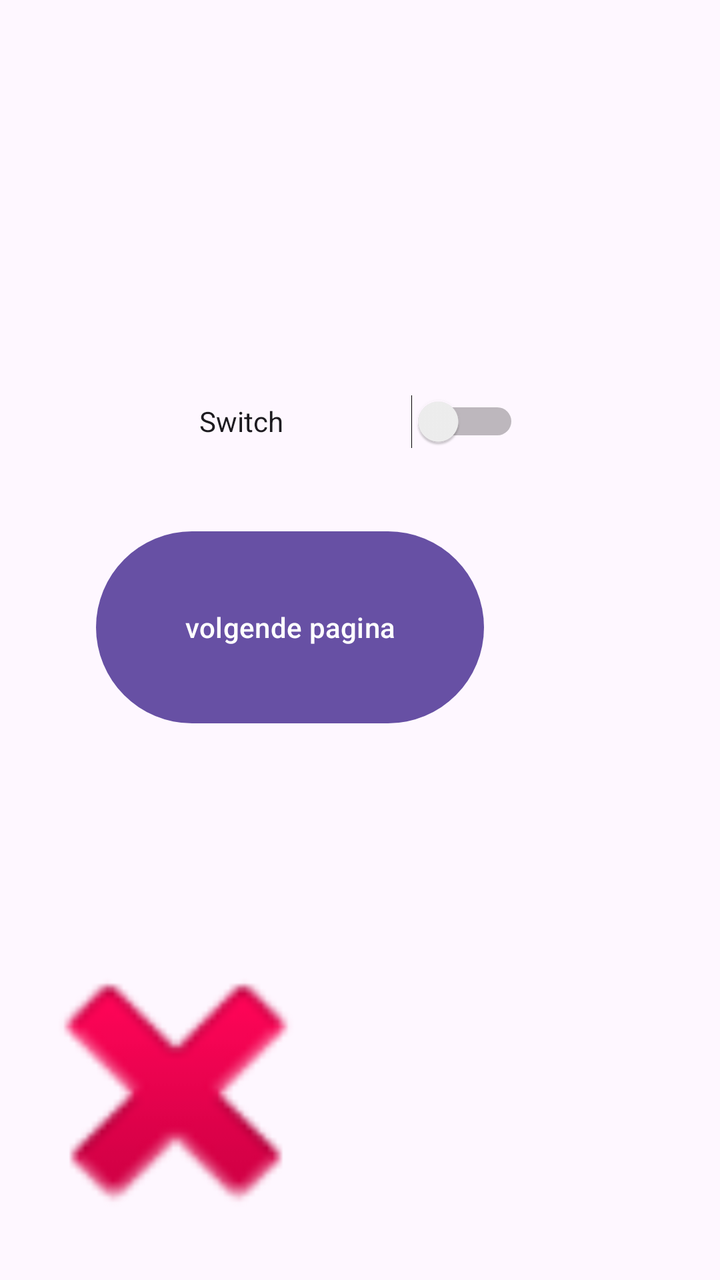
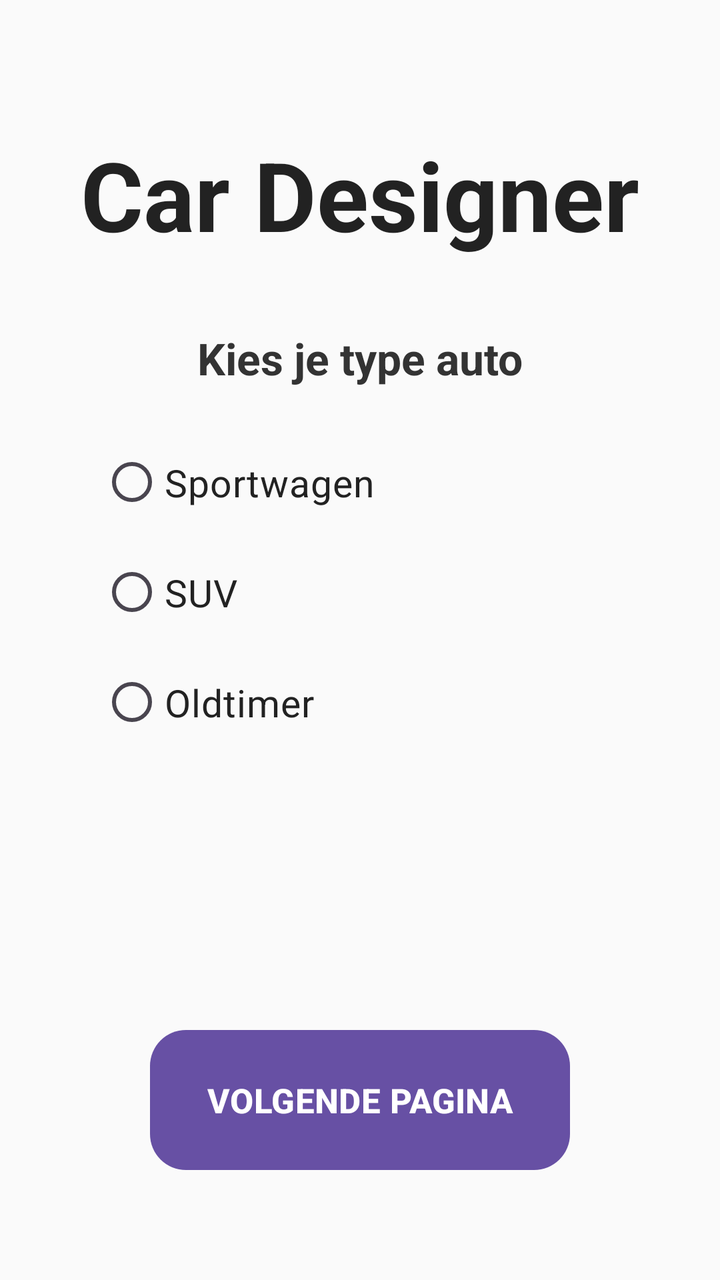

Screens rendered from an Android XML layout before and after an edit, with the pre-edit source and the edit as a unified diff.
<!-- AndroidManifest.xml: application theme Theme.AndroidAppCarDesigner -->
<!-- res/layout/activity_main.xml -->
<?xml version="1.0" encoding="utf-8"?>
<androidx.constraintlayout.widget.ConstraintLayout xmlns:android="http://schemas.android.com/apk/res/android"
    xmlns:app="http://schemas.android.com/apk/res-auto"
    xmlns:tools="http://schemas.android.com/tools"
    android:id="@+id/main"
    android:layout_width="match_parent"
    android:layout_height="match_parent"
    tools:context=".MainActivity">

    <Button
        android:id="@+id/button"
        android:layout_width="194dp"
        android:layout_height="104dp"
        android:text="volgende pagina"
        app:layout_constraintBottom_toBottomOf="parent"
        app:layout_constraintEnd_toEndOf="parent"
        app:layout_constraintHorizontal_bias="0.29"
        app:layout_constraintStart_toStartOf="parent"
        app:layout_constraintTop_toTopOf="parent"
        app:layout_constraintVertical_bias="0.488" />

    <ScrollView
        android:id="@+id/scrollView2"
        android:layout_width="8dp"
        android:layout_height="38dp"
        tools:layout_editor_absoluteX="212dp"
        tools:layout_editor_absoluteY="306dp">

        <LinearLayout
            android:layout_width="match_parent"
            android:layout_height="wrap_content"
            android:orientation="vertical" />
    </ScrollView>

    <ProgressBar
        android:id="@+id/progressBar"
        style="?android:attr/progressBarStyle"
        android:layout_width="98dp"
        android:layout_height="133dp"
        app:layout_constraintBottom_toBottomOf="parent"
        app:layout_constraintEnd_toEndOf="parent"
        app:layout_constraintHorizontal_bias="1.0"
        app:layout_constraintStart_toStartOf="parent"
        app:layout_constraintTop_toTopOf="parent"
        app:layout_constraintVertical_bias="1.0" />

    <ImageView
        android:id="@+id/imageView"
        android:layout_width="176dp"
        android:layout_height="190dp"
        app:layout_constraintBottom_toBottomOf="parent"
        app:layout_constraintEnd_toEndOf="parent"
        app:layout_constraintHorizontal_bias="0.0"
        app:layout_constraintStart_toStartOf="parent"
        app:layout_constraintTop_toTopOf="parent"
        app:layout_constraintVertical_bias="1.0"
        app:srcCompat="@android:drawable/ic_delete" />

    <RadioGroup
        android:layout_width="wrap_content"
        android:layout_height="wrap_content"
        tools:layout_editor_absoluteX="168dp"
        tools:layout_editor_absoluteY="506dp" />

    <Switch
        android:id="@+id/switch1"
        android:layout_width="160dp"
        android:layout_height="68dp"
        android:text="Switch"
        app:layout_constraintBottom_toBottomOf="parent"
        app:layout_constraintEnd_toEndOf="parent"
        app:layout_constraintHorizontal_bias="0.498"
        app:layout_constraintStart_toStartOf="parent"
        app:layout_constraintTop_toTopOf="parent"
        app:layout_constraintVertical_bias="0.309" />

</androidx.constraintlayout.widget.ConstraintLayout>
<!-- resources referenced by this layout -->
<resources>
  <style name="Theme.AndroidAppCarDesigner" parent="Base.Theme.AndroidAppCarDesigner" />
  <style name="Base.Theme.AndroidAppCarDesigner" parent="Theme.Material3.DayNight.NoActionBar">
          
          
      </style>
</resources>

<!-- the commit's change to res/layout/activity_main.xml (unified diff, before → after) -->
@@ -1,77 +1,86 @@
 <?xml version="1.0" encoding="utf-8"?>
-<androidx.constraintlayout.widget.ConstraintLayout xmlns:android="http://schemas.android.com/apk/res/android"
+<androidx.constraintlayout.widget.ConstraintLayout
+    xmlns:android="http://schemas.android.com/apk/res/android"
     xmlns:app="http://schemas.android.com/apk/res-auto"
-    xmlns:tools="http://schemas.android.com/tools"
     android:id="@+id/main"
     android:layout_width="match_parent"
     android:layout_height="match_parent"
-    tools:context=".MainActivity">
+    android:background="#FAFAFA">
+
+    <TextView
+        android:id="@+id/textView2"
+        android:layout_width="wrap_content"
+        android:layout_height="wrap_content"
+        android:text="Car Designer"
+        android:textColor="#222222"
+        android:textSize="48sp"
+        android:textStyle="bold"
+        app:layout_constraintTop_toTopOf="parent"
+        app:layout_constraintStart_toStartOf="parent"
+        app:layout_constraintEnd_toEndOf="parent"
+        android:layout_marginTop="65dp" />
+
+    <TextView
+        android:id="@+id/kiesAuto"
+        android:layout_width="wrap_content"
+        android:layout_height="wrap_content"
+        android:text="Kies je type auto"
+        android:textColor="#333333"
+        android:textSize="22sp"
+        android:textStyle="bold"
+        app:layout_constraintTop_toBottomOf="@id/textView2"
+        app:layout_constraintStart_toStartOf="parent"
+        app:layout_constraintEnd_toEndOf="parent"
+        android:layout_marginTop="35dp" />
+
+    <RadioGroup
+        android:id="@+id/radioGroup"
+        android:layout_width="260dp"
+        android:layout_height="wrap_content"
+        android:orientation="vertical"
+        app:layout_constraintTop_toBottomOf="@id/kiesAuto"
+        app:layout_constraintStart_toStartOf="parent"
+        app:layout_constraintEnd_toEndOf="parent"
+        android:layout_marginTop="20dp">
+
+        <RadioButton
+            android:id="@+id/radioSport"
+            android:layout_width="match_parent"
+            android:layout_height="55dp"
+            android:text="Sportwagen"
+            android:textColor="#222222"
+            android:textSize="19sp" />
+
+        <RadioButton
+            android:id="@+id/radioSUV"
+            android:layout_width="match_parent"
+            android:layout_height="55dp"
+            android:text="SUV"
+            android:textColor="#222222"
+            android:textSize="19sp" />
+
+        <RadioButton
+            android:id="@+id/radioOldtimer"
+            android:layout_width="match_parent"
+            android:layout_height="55dp"
+            android:text="Oldtimer"
+            android:textColor="#222222"
+            android:textSize="19sp" />
+
+    </RadioGroup>
 
     <Button
         android:id="@+id/button"
-        android:layout_width="194dp"
-        android:layout_height="104dp"
-        android:text="volgende pagina"
+        android:layout_width="210dp"
+        android:layout_height="70dp"
+        android:text="VOLGENDE PAGINA"
+        android:textColor="#FFFFFF"
+        android:textSize="17sp"
+        android:textStyle="bold"
+        android:background="@drawable/button_red"
         app:layout_constraintBottom_toBottomOf="parent"
+        app:layout_constraintStart_toStartOf="parent"
         app:layout_constraintEnd_toEndOf="parent"
-        app:layout_constraintHorizontal_bias="0.29"
-        app:layout_constraintStart_toStartOf="parent"
-        app:layout_constraintTop_toTopOf="parent"
-        app:layout_constraintVertical_bias="0.488" />
-
-    <ScrollView
-        android:id="@+id/scrollView2"
-        android:layout_width="8dp"
-        android:layout_height="38dp"
-        tools:layout_editor_absoluteX="212dp"
-        tools:layout_editor_absoluteY="306dp">
-
-        <LinearLayout
-            android:layout_width="match_parent"
-            android:layout_height="wrap_content"
-            android:orientation="vertical" />
-    </ScrollView>
-
-    <ProgressBar
-        android:id="@+id/progressBar"
-        style="?android:attr/progressBarStyle"
-        android:layout_width="98dp"
-        android:layout_height="133dp"
-        app:layout_constraintBottom_toBottomOf="parent"
-        app:layout_constraintEnd_toEndOf="parent"
-        app:layout_constraintHorizontal_bias="1.0"
-        app:layout_constraintStart_toStartOf="parent"
-        app:layout_constraintTop_toTopOf="parent"
-        app:layout_constraintVertical_bias="1.0" />
-
-    <ImageView
-        android:id="@+id/imageView"
-        android:layout_width="176dp"
-        android:layout_height="190dp"
-        app:layout_constraintBottom_toBottomOf="parent"
-        app:layout_constraintEnd_toEndOf="parent"
-        app:layout_constraintHorizontal_bias="0.0"
-        app:layout_constraintStart_toStartOf="parent"
-        app:layout_constraintTop_toTopOf="parent"
-        app:layout_constraintVertical_bias="1.0"
-        app:srcCompat="@android:drawable/ic_delete" />
-
-    <RadioGroup
-        android:layout_width="wrap_content"
-        android:layout_height="wrap_content"
-        tools:layout_editor_absoluteX="168dp"
-        tools:layout_editor_absoluteY="506dp" />
-
-    <Switch
-        android:id="@+id/switch1"
-        android:layout_width="160dp"
-        android:layout_height="68dp"
-        android:text="Switch"
-        app:layout_constraintBottom_toBottomOf="parent"
-        app:layout_constraintEnd_toEndOf="parent"
-        app:layout_constraintHorizontal_bias="0.498"
-        app:layout_constraintStart_toStartOf="parent"
-        app:layout_constraintTop_toTopOf="parent"
-        app:layout_constraintVertical_bias="0.309" />
+        android:layout_marginBottom="55dp" />
 
 </androidx.constraintlayout.widget.ConstraintLayout>
<!-- resource entries referenced after the edit -->
@@ -1,5 +1,15 @@
 <!-- resources referenced by this layout -->
 <resources>
+  <!-- drawable button_red (drawable) -->
+  <?xml version="1.0" encoding="utf-8"?>
+  <shape xmlns:android="http://schemas.android.com/apk/res/android"
+      android:shape="rectangle">
+  
+      <solid android:color="#D90000" />
+  
+      <corners android:radius="18dp" />
+  
+  </shape>
   <style name="Theme.AndroidAppCarDesigner" parent="Base.Theme.AndroidAppCarDesigner" />
   <style name="Base.Theme.AndroidAppCarDesigner" parent="Theme.Material3.DayNight.NoActionBar">
           
